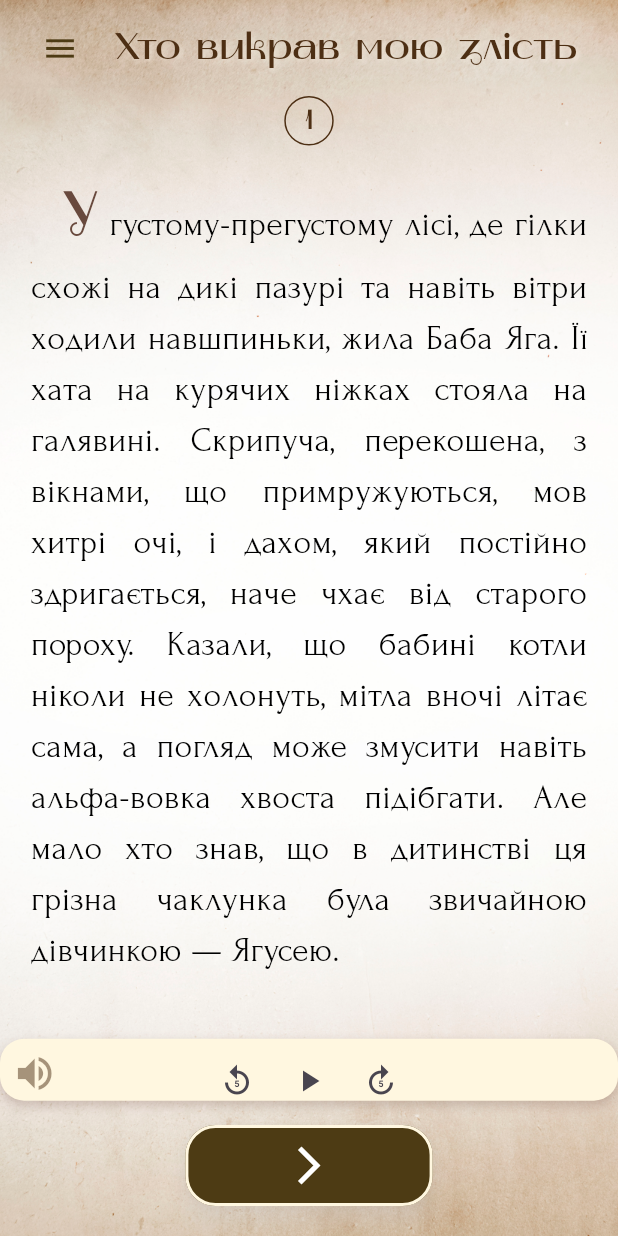
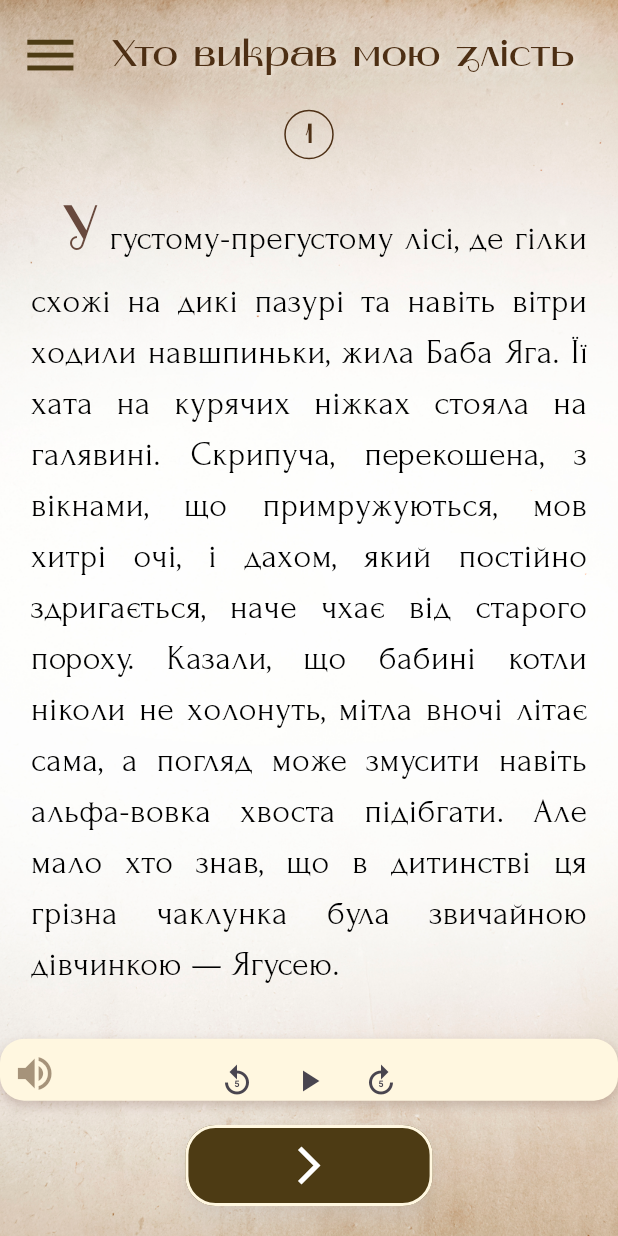
Before and after one commit to SergiyKlymenko/yaga_storybook_app, a Flutter app: the BookPageScreen screen opened directly, on a phone screen of 412 x 824 dp. Run offline on Flutter 3.47's test engine with Material 3 defaults, Android fonts, the light colour scheme and no system bars; our stand-ins replace flutter_dotenv, flutter_svg, just_audio, lucide_icons; missing offline and left inert: dart:ffi; generated files the repository leaves out were written again.

Commit message:
menu size

```diff
--- a/lib/screens/book_page_screen.dart
+++ b/lib/screens/book_page_screen.dart
@@ -65,7 +65,7 @@ class _BookPageScreenState extends State<BookPageScreen> {
                 if (!isIllustrationPage) ...[
                   Padding(
                     padding:
-                        const EdgeInsets.symmetric(horizontal: 16, vertical: 8),
+                        const EdgeInsets.symmetric(horizontal: 5, vertical: 8),
                     child: Row(
                       children: [
                         Builder(
@@ -74,7 +74,7 @@ class _BookPageScreenState extends State<BookPageScreen> {
                               icon: Icon(
                                 Icons.menu,
                                 color: Color.fromARGB(255, 77, 59, 20),
-                                size: width * 0.06,
+                                size: height * 0.05,
                               ),
                               onPressed: () =>
                                   Scaffold.of(context).openDrawer(),
```
